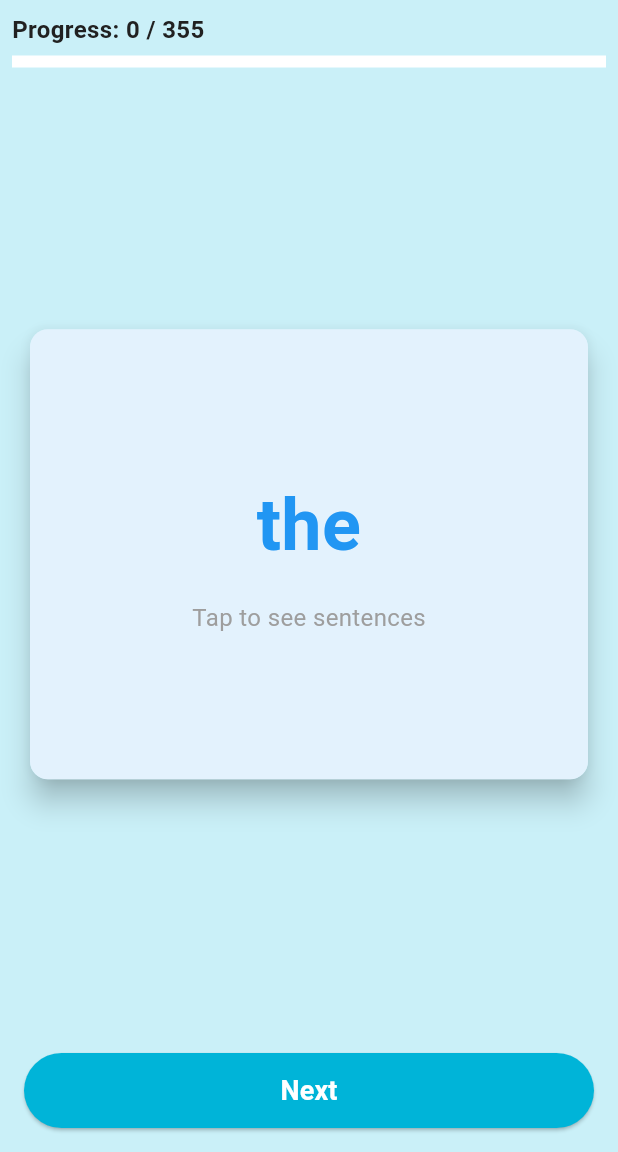
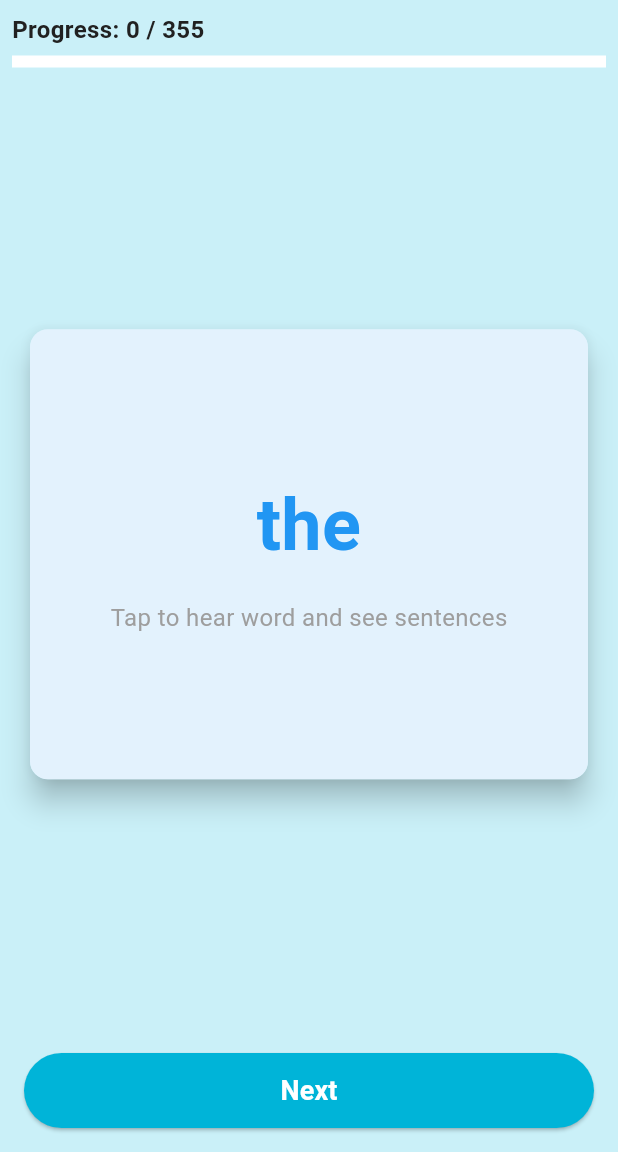
Before and after one commit to jasn17/CPSC_4150_ReadRight_App, a Flutter app: the PracticeScreen screen opened directly, after a tap on "Tap to Record", after a tap on the "style" icon, on a phone screen of 412 x 824 dp, the part 84-1236 px from its top. Run offline on Flutter 3.47's test engine with Material 3 defaults, Android fonts, the phone set to English and light mode, and no system bars; our stand-ins replace confetti, firebase_auth, firebase_core, firebase_database, flutter_tts, shared_preferences and 2 more; accounts and stored records are empty.

Commit message:
Adds audio to flip card

```diff
--- a/read_right_app/lib/models/practice_model.dart
+++ b/read_right_app/lib/models/practice_model.dart
@@ -28,6 +28,10 @@ class PracticeModel extends ChangeNotifier {
   bool get isCardMode => _isCardMode;
 
   final SpeechService _speech = SpeechService();
+
+  Future<void> speakWord(String word) async {
+    await _speech.speak(word);
+  }
 
   Map<String, Set<String>> masteredWordsByList =
       {}; // list -> set of mastered words
--- a/read_right_app/lib/screens/practice_screen.dart
+++ b/read_right_app/lib/screens/practice_screen.dart
@@ -78,6 +78,8 @@ class _PracticeScreenState extends State<PracticeScreen> {
 
 Widget _buildCardMode(
     BuildContext context, WordListModel wm, WordItem currentCard) {
+  final pm = context.read<PracticeModel>();
+
   return Column(
     children: [
       Expanded(
@@ -88,6 +90,10 @@ class _PracticeScreenState extends State<PracticeScreen> {
               word: currentCard.word,
               sentence1: currentCard.sentence1,
               sentence2: currentCard.sentence2,
+              onTap: () {
+                // Speak the word when card is tapped
+                pm.speakWord(currentCard.word);
+              },
             ),
           ),
         ),
--- a/read_right_app/lib/widgets/flip_card.dart
+++ b/read_right_app/lib/widgets/flip_card.dart
@@ -1,7 +1,4 @@
 // FILE: lib/widgets/flip_card.dart
-// PURPOSE: Animated card that flips between word and sentences with tap gesture
-// TOOLS: Flutter animation controller and transform widgets
-
 import 'package:flutter/material.dart';
 import 'dart:math' as math;
 
@@ -9,12 +6,14 @@ class FlipCard extends StatefulWidget {
   final String word;
   final String sentence1;
   final String sentence2;
+  final VoidCallback? onTap; // Add this callback
 
   const FlipCard({
     super.key,
     required this.word,
     required this.sentence1,
     required this.sentence2,
+    this.onTap, // Add this parameter
   });
 
   @override
@@ -56,6 +55,9 @@ class _FlipCardState extends State<FlipCard>
       _animationController.reverse();
     }
     _isShowingFront = !_isShowingFront;
+
+    // Call the onTap callback when card is tapped
+    widget.onTap?.call();
   }
 
   @override
@@ -109,7 +111,7 @@ class _FlipCardState extends State<FlipCard>
             ),
             const SizedBox(height: 16),
             const Text(
-              'Tap to see sentences',
+              'Tap to hear word and see sentences',
               style: TextStyle(
                 fontSize: 16,
                 color: Colors.grey,
@@ -156,7 +158,7 @@ class _FlipCardState extends State<FlipCard>
               ),
               const SizedBox(height: 16),
               const Text(
-                'Tap to go back to word',
+                'Tap to hear and go back',
                 style: TextStyle(
                   fontSize: 16,
                   color: Colors.grey,
```
Lines whose indentation alone changed are shown as unchanged.
